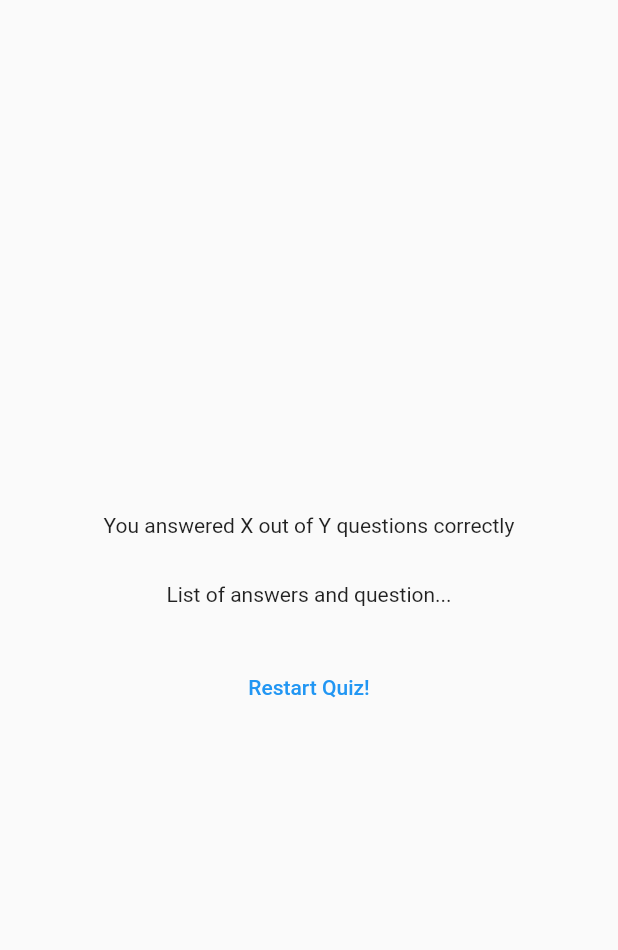
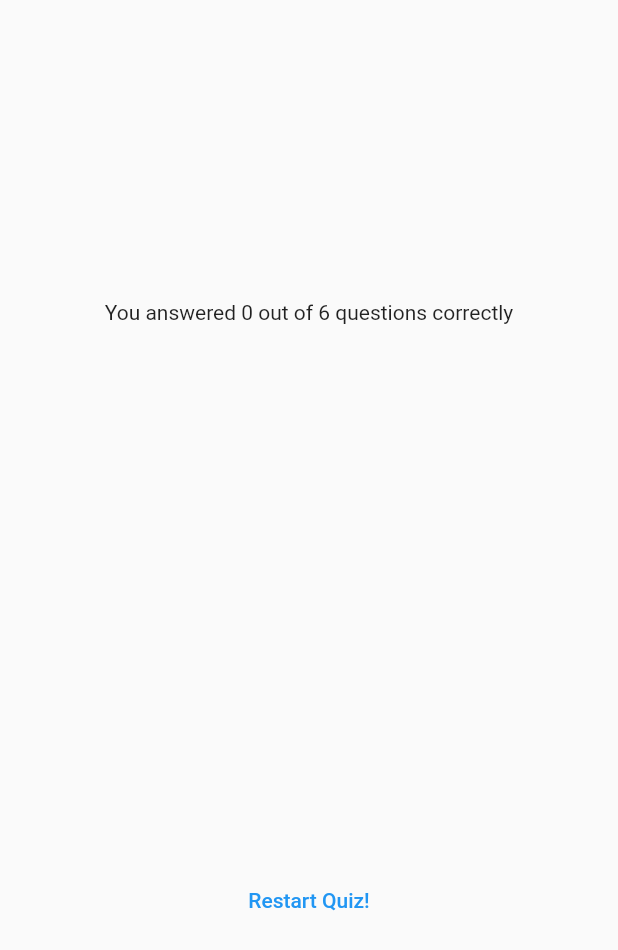
Before and after one commit to jonik2909/quiz_app, a Flutter app: the ResultsScreen widget shown alone on an empty page, opened directly with empty values, on a phone screen of 412 x 824 dp. Shown: the top 950 px of the screen. Run offline on Flutter 3.47's test engine with Material 2 defaults, Android fonts, the phone set to English and light mode, and no system bars; our stand-ins replace google_fonts.

Commit message:
feat: exdpanded rescue

```diff
--- a/lib/questions_summary.dart
+++ b/lib/questions_summary.dart
@@ -7,14 +7,29 @@ class QuestionsSummary extends StatelessWidget {
 
   @override
   Widget build(BuildContext context) {
-    return Column(
+    return SizedBox(
+      height: 300,
+      child: SingleChildScrollView(
+        child: Column(
           children: summaryData.map((data) {
             return Row(
               children: [
-            Text(((data['question'] as int) + 1).toString()),
+                Text(((data['question_index'] as int) + 1).toString()),
+                Expanded(
+                  child: Column(
+                    children: [
+                      Text(data['question'] as String),
+                      const SizedBox(height: 5),
+                      Text(data['user_answer'] as String),
+                      Text(data['correct_answer'] as String),
+                    ],
+                  ),
+                ),
               ],
             );
           }).toList(),
+        ),
+      ),
     );
   }
 }
--- a/lib/quiz.dart
+++ b/lib/quiz.dart
@@ -27,7 +27,6 @@ class _QuizState extends State<Quiz> {
 
     if (selectedAnswers.length == questions.length) {
       setState(() {
-        selectedAnswers = [];
         activeScreen = 'results-screen';
       });
     }
--- a/lib/results_screen.dart
+++ b/lib/results_screen.dart
@@ -1,5 +1,6 @@
 import 'package:flutter/material.dart';
 import 'package:quiz_app/data/questions.dart';
+import 'package:quiz_app/questions_summary.dart';
 
 class ResultsScreen extends StatelessWidget {
   const ResultsScreen({super.key, required this.chosenAnswers});
@@ -13,7 +14,7 @@ class ResultsScreen extends StatelessWidget {
       summary.add({
         'question_index': i,
         'question': questions[i].text,
-        'correc_answer': questions[i].answers[0],
+        'correct_answer': questions[i].answers[0],
         'user_answer': chosenAnswers[i],
       });
     }
@@ -23,6 +24,12 @@ class ResultsScreen extends StatelessWidget {
 
   @override
   Widget build(context) {
+    final summaryData = getSummaryData();
+    final numTotalQuestions = questions.length;
+    final numCorrectQuestions = summaryData.where((data) {
+      return data['user_answer'] == data['correct_answer'];
+    }).length;
+
     return SizedBox(
       width: double.infinity,
       child: Container(
@@ -31,9 +38,11 @@ class ResultsScreen extends StatelessWidget {
             mainAxisAlignment: MainAxisAlignment.center,
             // crossAxisAlignment: CrossAxisAlignment.stretch,
             children: [
-              const Text('You answered X out of Y questions correctly'),
+              Text(
+                'You answered $numCorrectQuestions out of $numTotalQuestions questions correctly',
+              ),
               const SizedBox(height: 30),
-              const Text('List of answers and question...'),
+              QuestionsSummary(getSummaryData()),
               const SizedBox(height: 30),
               TextButton(
                 onPressed: () {},
```
Lines whose indentation alone changed are shown as unchanged.
